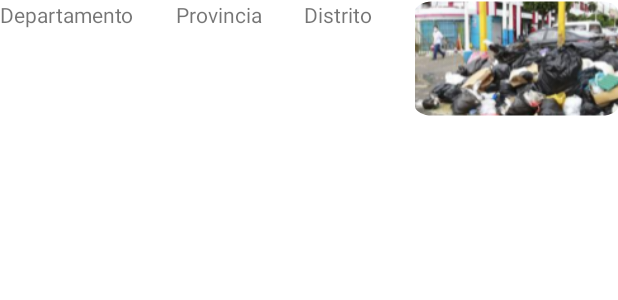
After one commit to Team-IDNP/Laboratorio_08, an Android app: the layout reporte_view.xml on its own in the app's theme, with its tools: preview values and no code run, on a phone screen of 412 x 824 dp. The commit adds this screen. Shown: the top 300 px of the screen. Run offline under Robolectric (Android 15) with nearby library versions, the phone set to English and light mode, and no system bars.

Commit message:
Vincular interfaz con recycler view

```diff
--- a/app/src/main/AndroidManifest.xml
+++ b/app/src/main/AndroidManifest.xml
@@ -15,11 +15,6 @@
         <activity
             android:name=".LoginActivity"
             android:exported="true">
-            <intent-filter>
-                <action android:name="android.intent.action.MAIN" />
-
-                <category android:name="android.intent.category.LAUNCHER" />
-            </intent-filter>
         </activity>
         <activity
             android:name=".MainActivity"
--- /dev/null
+++ b/app/src/main/res/layout/reporte_view.xml
@@ -0,0 +1,40 @@
+<?xml version="1.0" encoding="utf-8"?>
+<androidx.constraintlayout.widget.ConstraintLayout xmlns:android="http://schemas.android.com/apk/res/android"
+    xmlns:app="http://schemas.android.com/apk/res-auto"
+    android:layout_width="match_parent"
+    android:layout_height="match_parent">
+
+    <LinearLayout
+        android:layout_width="match_parent"
+        android:layout_height="match_parent"
+        android:orientation="horizontal">
+
+        <TextView
+            android:id="@+id/txtDepartamento"
+            android:layout_width="wrap_content"
+            android:layout_height="wrap_content"
+            android:layout_weight="1"
+            android:text="Departamento" />
+
+        <TextView
+            android:id="@+id/txtProvincia"
+            android:layout_width="wrap_content"
+            android:layout_height="wrap_content"
+            android:layout_weight="1"
+            android:text="Provincia" />
+
+        <TextView
+            android:id="@+id/txtDistrito"
+            android:layout_width="wrap_content"
+            android:layout_height="wrap_content"
+            android:layout_weight="1"
+            android:text="Distrito" />
+
+        <ImageView
+            android:id="@+id/imgReporte"
+            android:layout_width="wrap_content"
+            android:layout_height="78dp"
+            android:layout_weight="1"
+            app:srcCompat="@mipmap/img_basura" />
+    </LinearLayout>
+</androidx.constraintlayout.widget.ConstraintLayout>
--- /dev/null
+++ b/app/src/main/res/mipmap-anydpi-v26/img_basura.xml
@@ -0,0 +1,5 @@
+<?xml version="1.0" encoding="utf-8"?>
+<adaptive-icon xmlns:android="http://schemas.android.com/apk/res/android">
+    <background android:drawable="@color/img_basura_background"/>
+    <foreground android:drawable="@mipmap/img_basura_foreground"/>
+</adaptive-icon>
--- /dev/null
+++ b/app/src/main/res/values/img_basura_background.xml
@@ -0,0 +1,4 @@
+<?xml version="1.0" encoding="utf-8"?>
+<resources>
+    <color name="img_basura_background">#FFFFFF</color>
+</resources>
```
Also changed, not shown: app/src/main/java/com/example/laboratorio08/MainActivity.java (+11 -0 lines), app/src/main/java/com/example/laboratorio08/Reporte.java (+7 -4 lines), app/src/main/java/com/example/laboratorio08/ReporteAdapter.java (+9 -9 lines), app/src/main/java/com/example/laboratorio08/ReporteGenerator.java (+20 -0 lines), app/src/main/res/layout/activity_main.xml (+4 -9 lines), app/src/main/res/mipmap-xhdpi/img_basura.png (added), app/src/main/res/mipmap-xhdpi/img_basura_foreground.png (added).
